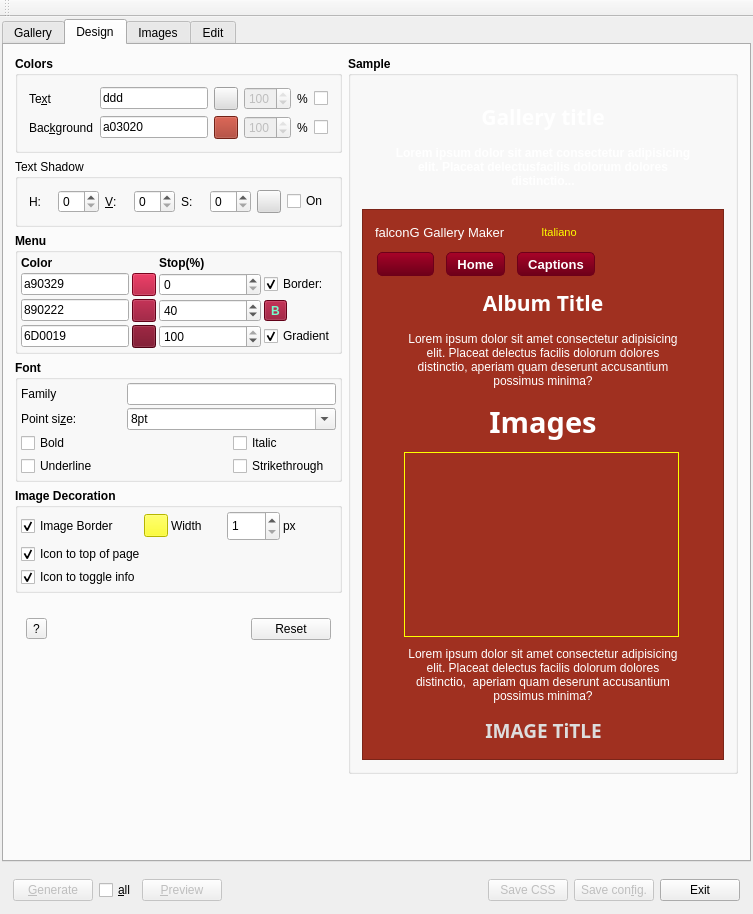
First picture: the form in src/falcong.ui, repository solyoma/falconG, before the edit.
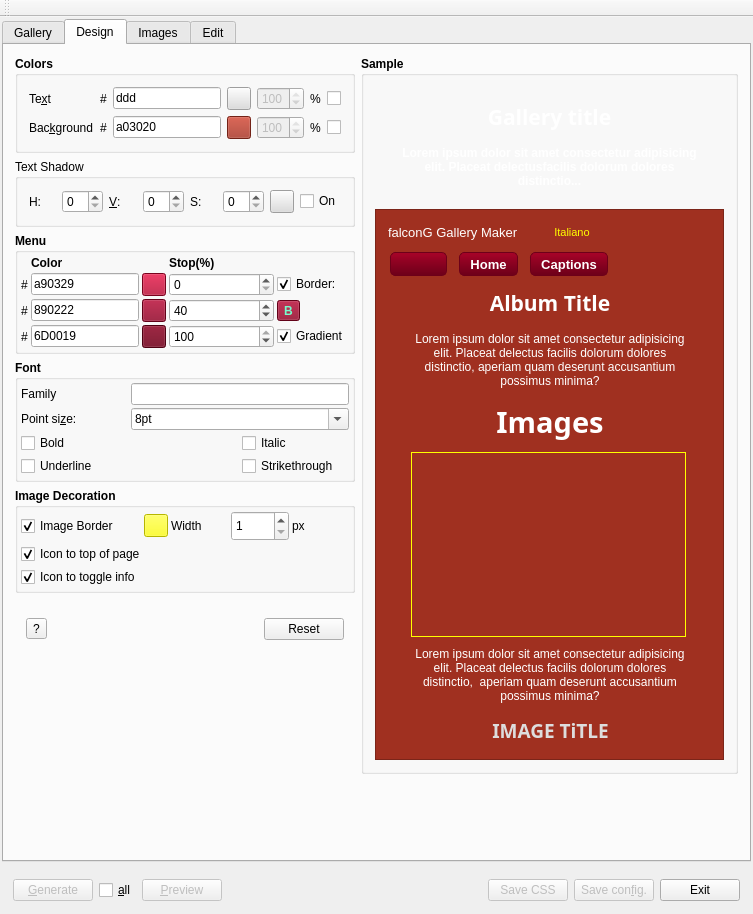
Second picture: the form after the edit. The open tabs and pages were chosen to show the change. Icons and pictures are not drawn. Custom widgets are drawn as their Qt base class.

Commit message: bu fix: Collision() returned bad data for texts, _getTextIDsFromStruct titles descriptions and icons in file in any order, comments , function names, buf fix: text shadow into html was missing,Ui: added # to front of color string input.

```diff
--- a/src/falcong.ui
+++ b/src/falcong.ui
@@ -1290,59 +1290,24 @@
                <string>Colors</string>
               </property>
               <layout class="QGridLayout" name="gridLayout_4">
-               <item row="0" column="0">
-                <widget class="QLabel" name="label_26">
+               <item row="1" column="6">
+                <widget class="QCheckBox" name="chkBackgroundOpacity">
                  <property name="font">
                   <font>
                    <weight>50</weight>
                    <bold>false</bold>
                   </font>
                  </property>
-                 <property name="text">
-                  <string>Te&amp;xt</string>
-                 </property>
-                 <property name="buddy">
-                  <cstring>edtTextColor</cstring>
-                 </property>
-                </widget>
-               </item>
-               <item row="0" column="1">
-                <widget class="QLineEdit" name="edtTextColor">
-                 <property name="sizePolicy">
-                  <sizepolicy hsizetype="Fixed" vsizetype="Fixed">
-                   <horstretch>0</horstretch>
-                   <verstretch>0</verstretch>
-                  </sizepolicy>
-                 </property>
-                 <property name="font">
-                  <font>
-                   <weight>50</weight>
-                   <bold>false</bold>
-                  </font>
-                 </property>
-                 <property name="text">
-                  <string>ddd</string>
-                 </property>
-                </widget>
-               </item>
-               <item row="0" column="2">
-                <widget class="QToolButton" name="btnColor">
-                 <property name="sizePolicy">
-                  <sizepolicy hsizetype="Fixed" vsizetype="Fixed">
-                   <horstretch>0</horstretch>
-                   <verstretch>0</verstretch>
-                  </sizepolicy>
-                 </property>
-                 <property name="styleSheet">
-                  <string notr="true">QToolButton {background-color:#ddd;}</string>
+                 <property name="toolTip">
+                  <string>Turn opacit on or off</string>
                  </property>
                  <property name="text">
                   <string/>
                  </property>
                 </widget>
                </item>
-               <item row="0" column="3">
-                <widget class="QSpinBox" name="sbTextOpacity">
+               <item row="1" column="4">
+                <widget class="QSpinBox" name="sbBackgroundOpacity">
                  <property name="enabled">
                   <bool>false</bool>
                  </property>
@@ -1366,8 +1331,14 @@
                  </property>
                 </widget>
                </item>
-               <item row="0" column="4">
-                <widget class="QLabel" name="label_34">
+               <item row="1" column="2">
+                <widget class="QLineEdit" name="edtBackgroundColor">
+                 <property name="sizePolicy">
+                  <sizepolicy hsizetype="Fixed" vsizetype="Fixed">
+                   <horstretch>0</horstretch>
+                   <verstretch>0</verstretch>
+                  </sizepolicy>
+                 </property>
                  <property name="font">
                   <font>
                    <weight>50</weight>
@@ -1375,14 +1346,11 @@
                   </font>
                  </property>
                  <property name="text">
-                  <string>%</string>
-                 </property>
-                 <property name="buddy">
-                  <cstring>chkTextOpacity</cstring>
+                  <string>a03020</string>
                  </property>
                 </widget>
                </item>
-               <item row="0" column="5">
+               <item row="0" column="6">
                 <widget class="QCheckBox" name="chkTextOpacity">
                  <property name="font">
                   <font>
@@ -1398,6 +1366,31 @@
                  </property>
                 </widget>
                </item>
+               <item row="0" column="4">
+                <widget class="QSpinBox" name="sbTextOpacity">
+                 <property name="enabled">
+                  <bool>false</bool>
+                 </property>
+                 <property name="font">
+                  <font>
+                   <weight>50</weight>
+                   <bold>false</bold>
+                  </font>
+                 </property>
+                 <property name="minimum">
+                  <number>0</number>
+                 </property>
+                 <property name="maximum">
+                  <number>100</number>
+                 </property>
+                 <property name="singleStep">
+                  <number>10</number>
+                 </property>
+                 <property name="value">
+                  <number>100</number>
+                 </property>
+                </widget>
+               </item>
                <item row="1" column="0">
                 <widget class="QLabel" name="label_33">
                  <property name="font">
@@ -1414,26 +1407,23 @@
                  </property>
                 </widget>
                </item>
-               <item row="1" column="1">
-                <widget class="QLineEdit" name="edtBackgroundColor">
+               <item row="0" column="3">
+                <widget class="QToolButton" name="btnColor">
                  <property name="sizePolicy">
                   <sizepolicy hsizetype="Fixed" vsizetype="Fixed">
                    <horstretch>0</horstretch>
                    <verstretch>0</verstretch>
                   </sizepolicy>
                  </property>
-                 <property name="font">
-                  <font>
-                   <weight>50</weight>
-                   <bold>false</bold>
-                  </font>
+                 <property name="styleSheet">
+                  <string notr="true">QToolButton {background-color:#ddd;}</string>
                  </property>
                  <property name="text">
-                  <string>a03020</string>
+                  <string/>
                  </property>
                 </widget>
                </item>
-               <item row="1" column="2">
+               <item row="1" column="3">
                 <widget class="QToolButton" name="btnBackground">
                  <property name="sizePolicy">
                   <sizepolicy hsizetype="Fixed" vsizetype="Fixed">
@@ -1449,32 +1439,7 @@
                  </property>
                 </widget>
                </item>
-               <item row="1" column="3">
-                <widget class="QSpinBox" name="sbBackgroundOpacity">
-                 <property name="enabled">
-                  <bool>false</bool>
-                 </property>
-                 <property name="font">
-                  <font>
-                   <weight>50</weight>
-                   <bold>false</bold>
-                  </font>
-                 </property>
-                 <property name="minimum">
-                  <number>0</number>
-                 </property>
-                 <property name="maximum">
-                  <number>100</number>
-                 </property>
-                 <property name="singleStep">
-                  <number>10</number>
-                 </property>
-                 <property name="value">
-                  <number>100</number>
-                 </property>
-                </widget>
-               </item>
-               <item row="1" column="4">
+               <item row="1" column="5">
                 <widget class="QLabel" name="label_35">
                  <property name="font">
                   <font>
@@ -1490,19 +1455,80 @@
                  </property>
                 </widget>
                </item>
-               <item row="1" column="5">
-                <widget class="QCheckBox" name="chkBackgroundOpacity">
+               <item row="0" column="5">
+                <widget class="QLabel" name="label_34">
                  <property name="font">
                   <font>
                    <weight>50</weight>
                    <bold>false</bold>
                   </font>
                  </property>
-                 <property name="toolTip">
-                  <string>Turn opacit on or off</string>
+                 <property name="text">
+                  <string>%</string>
                  </property>
+                 <property name="buddy">
+                  <cstring>chkTextOpacity</cstring>
+                 </property>
+                </widget>
+               </item>
+               <item row="0" column="0">
+                <widget class="QLabel" name="label_26">
+                 <property name="font">
+                  <font>
+                   <weight>50</weight>
+                   <bold>false</bold>
+                  </font>
+                 </property>
                  <property name="text">
-                  <string/>
+                  <string>Te&amp;xt</string>
+                 </property>
+                 <property name="buddy">
+                  <cstring>edtTextColor</cstring>
+                 </property>
+                </widget>
+               </item>
+               <item row="0" column="2">
+                <widget class="QLineEdit" name="edtTextColor">
+                 <property name="sizePolicy">
+                  <sizepolicy hsizetype="Fixed" vsizetype="Fixed">
+                   <horstretch>0</horstretch>
+                   <verstretch>0</verstretch>
+                  </sizepolicy>
+                 </property>
+                 <property name="font">
+                  <font>
+                   <weight>50</weight>
+                   <bold>false</bold>
+                  </font>
+                 </property>
+                 <property name="text">
+                  <string>ddd</string>
+                 </property>
+                </widget>
+               </item>
+               <item row="0" column="1">
+                <widget class="QLabel" name="label_16">
+                 <property name="font">
+                  <font>
+                   <weight>50</weight>
+                   <bold>false</bold>
+                  </font>
+                 </property>
+                 <property name="text">
+                  <string>#</string>
+                 </property>
+                </widget>
+               </item>
+               <item row="1" column="1">
+                <widget class="QLabel" name="label_57">
+                 <property name="font">
+                  <font>
+                   <weight>50</weight>
+                   <bold>false</bold>
+                  </font>
+                 </property>
+                 <property name="text">
+                  <string>#</string>
                  </property>
                 </widget>
                </item>
@@ -1638,7 +1664,7 @@
               <property name="title">
                <string>Menu</string>
               </property>
-              <layout class="QGridLayout" name="gridLayout_12">
+              <layout class="QGridLayout" name="gridLayout_12" columnstretch="0,1,1,1,1">
                <property name="leftMargin">
                 <number>3</number>
                </property>
@@ -1654,14 +1680,21 @@
                <property name="spacing">
                 <number>3</number>
                </property>
-               <item row="0" column="0">
+               <item row="0" column="3">
+                <widget class="QLabel" name="label_24">
+                 <property name="text">
+                  <string>Stop(%)</string>
+                 </property>
+                </widget>
+               </item>
+               <item row="0" column="1">
                 <widget class="QLabel" name="label_4">
                  <property name="text">
                   <string>Color</string>
                  </property>
                 </widget>
                </item>
-               <item row="1" column="1">
+               <item row="1" column="2">
                 <widget class="QToolButton" name="btnGradStartColor">
                  <property name="sizePolicy">
                   <sizepolicy hsizetype="Fixed" vsizetype="Fixed">
@@ -1677,7 +1710,7 @@
                  </property>
                 </widget>
                </item>
-               <item row="1" column="2">
+               <item row="1" column="3">
                 <widget class="QSpinBox" name="sbGradStartPos">
                  <property name="font">
                   <font>
@@ -1687,7 +1720,7 @@
                  </property>
                 </widget>
                </item>
-               <item row="2" column="0">
+               <item row="2" column="1">
                 <widget class="QLineEdit" name="edtGradMiddleColor">
                  <property name="sizePolicy">
                   <sizepolicy hsizetype="Fixed" vsizetype="Fixed">
@@ -1706,7 +1739,7 @@
                  </property>
                 </widget>
                </item>
-               <item row="1" column="0">
+               <item row="1" column="1">
                 <widget class="QLineEdit" name="edtGradStartColor">
                  <property name="sizePolicy">
                   <sizepolicy hsizetype="Fixed" vsizetype="Fixed">
@@ -1725,65 +1758,23 @@
                  </property>
                 </widget>
                </item>
-               <item row="0" column="2">
-                <widget class="QLabel" name="label_24">
+               <item row="3" column="4">
+                <widget class="QCheckBox" name="chkGradient">
+                 <property name="font">
+                  <font>
+                   <weight>50</weight>
+                   <bold>false</bold>
+                  </font>
+                 </property>
                  <property name="text">
-                  <string>Stop(%)</string>
+                  <string>Gradient</string>
+                 </property>
+                 <property name="checked">
+                  <bool>true</bool>
                  </property>
                 </widget>
                </item>
                <item row="2" column="2">
-                <widget class="QSpinBox" name="sbGradMiddlePos">
-                 <property name="font">
-                  <font>
-                   <weight>50</weight>
-                   <bold>false</bold>
-                  </font>
-                 </property>
-                 <property name="maximum">
-                  <number>100</number>
-                 </property>
-                 <property name="value">
-                  <number>40</number>
-                 </property>
-                </widget>
-               </item>
-               <item row="3" column="1">
-                <widget class="QToolButton" name="btnGradStopColor">
-                 <property name="sizePolicy">
-                  <sizepolicy hsizetype="Fixed" vsizetype="Fixed">
-                   <horstretch>0</horstretch>
-                   <verstretch>0</verstretch>
-                  </sizepolicy>
-                 </property>
-                 <property name="styleSheet">
-                  <string notr="true">QToolButton {background-color:#6d0019;}</string>
-                 </property>
-                 <property name="text">
-                  <string/>
-                 </property>
-                </widget>
-               </item>
-               <item row="3" column="0">
-                <widget class="QLineEdit" name="edtGradStopColor">
-                 <property name="sizePolicy">
-                  <sizepolicy hsizetype="Fixed" vsizetype="Fixed">
-                   <horstretch>0</horstretch>
-                   <verstretch>0</verstretch>
-                  </sizepolicy>
-                 </property>
-                 <property name="font">
-                  <font>
-                   <weight>50</weight>
-                   <bold>false</bold>
-                  </font>
-                 </property>
-                 <property name="text">
-                  <string>6D0019</string>
-                 </property>
-                </widget>
-               </item>
-               <item row="2" column="1">
                 <widget class="QToolButton" name="btnGradMiddleColor">
                  <property name="sizePolicy">
                   <sizepolicy hsizetype="Fixed" vsizetype="Fixed">
@@ -1799,55 +1790,23 @@
                  </property>
                 </widget>
                </item>
-               <item row="1" column="3">
-                <widget class="QCheckBox" name="chkButtonBorder">
-                 <property name="font">
-                  <font>
-                   <weight>50</weight>
-                   <bold>false</bold>
-                  </font>
-                 </property>
-                 <property name="text">
-                  <string>Border:</string>
-                 </property>
-                 <property name="checked">
-                  <bool>true</bool>
-                 </property>
-                </widget>
-               </item>
-               <item row="3" column="3">
-                <widget class="QCheckBox" name="chkGradient">
-                 <property name="font">
-                  <font>
-                   <weight>50</weight>
-                   <bold>false</bold>
-                  </font>
-                 </property>
-                 <property name="text">
-                  <string>Gradient</string>
-                 </property>
-                 <property name="checked">
-                  <bool>true</bool>
-                 </property>
-                </widget>
-               </item>
                <item row="3" column="2">
-                <widget class="QSpinBox" name="sbGradStopPos">
-                 <property name="font">
-                  <font>
-                   <weight>50</weight>
-                   <bold>false</bold>
-                  </font>
+                <widget class="QToolButton" name="btnGradStopColor">
+                 <property name="sizePolicy">
+                  <sizepolicy hsizetype="Fixed" vsizetype="Fixed">
+                   <horstretch>0</horstretch>
+                   <verstretch>0</verstretch>
+                  </sizepolicy>
                  </property>
-                 <property name="maximum">
-                  <number>100</number>
+                 <property name="styleSheet">
+                  <string notr="true">QToolButton {background-color:#6d0019;}</string>
                  </property>
-                 <property name="value">
-                  <number>100</number>
+                 <property name="text">
+                  <string/>
                  </property>
                 </widget>
                </item>
-               <item row="2" column="3">
+               <item row="2" column="4">
                 <widget class="QToolButton" name="btnGradBorder">
                  <property name="sizePolicy">
                   <sizepolicy hsizetype="Fixed" vsizetype="Fixed">
@@ -1869,6 +1828,112 @@
                  </property>
                 </widget>
                </item>
+               <item row="3" column="3">
+                <widget class="QSpinBox" name="sbGradStopPos">
+                 <property name="font">
+                  <font>
+                   <weight>50</weight>
+                   <bold>false</bold>
+                  </font>
+                 </property>
+                 <property name="maximum">
+                  <number>100</number>
+                 </property>
+                 <property name="value">
+                  <number>100</number>
+                 </property>
+                </widget>
+               </item>
+               <item row="1" column="4">
+                <widget class="QCheckBox" name="chkButtonBorder">
+                 <property name="font">
+                  <font>
+                   <weight>50</weight>
+                   <bold>false</bold>
+                  </font>
+                 </property>
+                 <property name="text">
+                  <string>Border:</string>
+                 </property>
+                 <property name="checked">
+                  <bool>true</bool>
+                 </property>
+                </widget>
+               </item>
+               <item row="2" column="3">
+                <widget class="QSpinBox" name="sbGradMiddlePos">
+                 <property name="font">
+                  <font>
+                   <weight>50</weight>
+                   <bold>false</bold>
+                  </font>
+                 </property>
+                 <property name="maximum">
+                  <number>100</number>
+                 </property>
+                 <property name="value">
+                  <number>40</number>
+                 </property>
+                </widget>
+               </item>
+               <item row="3" column="1">
+                <widget class="QLineEdit" name="edtGradStopColor">
+                 <property name="sizePolicy">
+                  <sizepolicy hsizetype="Fixed" vsizetype="Fixed">
+                   <horstretch>0</horstretch>
+                   <verstretch>0</verstretch>
+                  </sizepolicy>
+                 </property>
+                 <property name="font">
+                  <font>
+                   <weight>50</weight>
+                   <bold>false</bold>
+                  </font>
+                 </property>
+                 <property name="text">
+                  <string>6D0019</string>
+                 </property>
+                </widget>
+               </item>
+               <item row="1" column="0">
+                <widget class="QLabel" name="label_58">
+                 <property name="font">
+                  <font>
+                   <weight>50</weight>
+                   <bold>false</bold>
+                  </font>
+                 </property>
+                 <property name="text">
+                  <string>#</string>
+                 </property>
+                </widget>
+               </item>
+               <item row="2" column="0">
+                <widget class="QLabel" name="label_59">
+                 <property name="font">
+                  <font>
+                   <weight>50</weight>
+                   <bold>false</bold>
+                  </font>
+                 </property>
+                 <property name="text">
+                  <string>#</string>
+                 </property>
+                </widget>
+               </item>
+               <item row="3" column="0">
+                <widget class="QLabel" name="label_60">
+                 <property name="font">
+                  <font>
+                   <weight>50</weight>
+                   <bold>false</bold>
+                  </font>
+                 </property>
+                 <property name="text">
+                  <string>#</string>
+                 </property>
+                </widget>
+               </item>
               </layout>
              </widget>
             </item>
```
Left out of the diff: 2 changed lines with no effect on the pictures. The commit also changes 10 other files.
